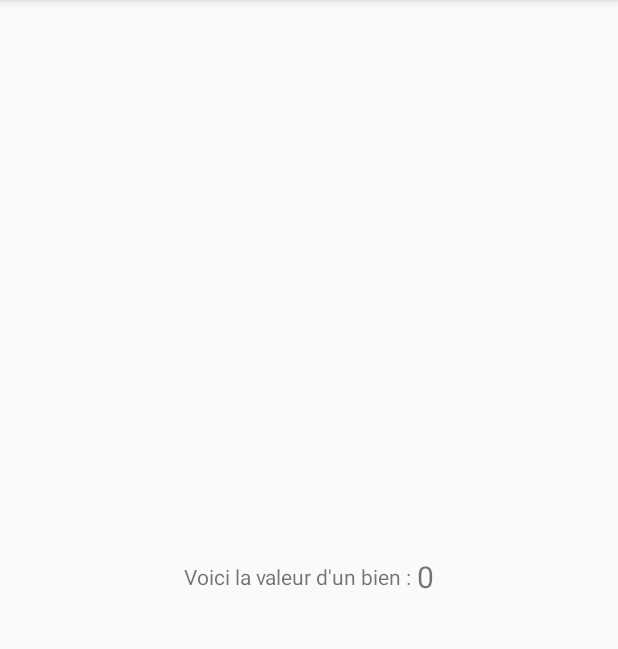
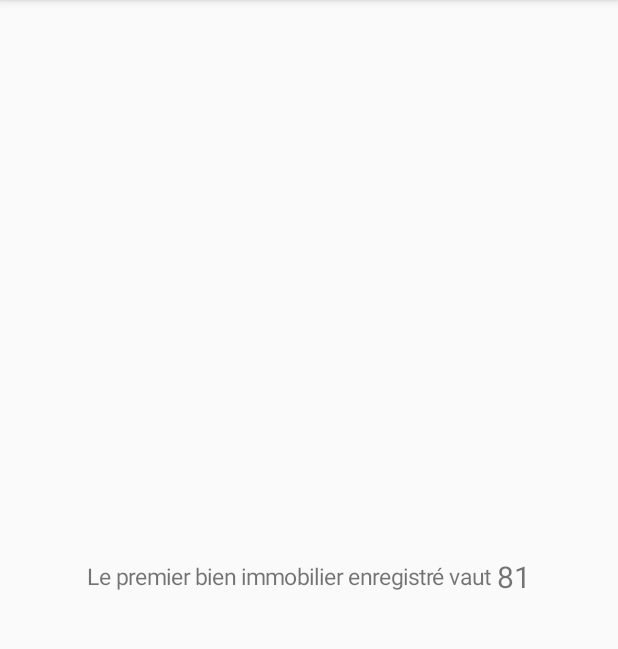
Before and after one commit to jeanpierreZ/RealEstateManager, an Android app: the screen it shows after launch (MainActivity), on a phone screen of 412 x 824 dp, the part 84-733 px from its top. Run offline under Robolectric (Android 15) with nearby library versions, the light colour scheme and no system bars.

Commit message:
Fix initial bugs.

```diff
--- a/app/src/main/java/com/openclassrooms/realestatemanager/MainActivity.java
+++ b/app/src/main/java/com/openclassrooms/realestatemanager/MainActivity.java
@@ -14,7 +14,9 @@ public class MainActivity extends AppCompatActivity {
         super.onCreate(savedInstanceState);
         setContentView(R.layout.activity_main);
 
-        this.textViewMain = findViewById(R.id.activity_second_activity_text_view_main);
+        // First error
+        // this.textViewMain = findViewById(R.id.activity_second_activity_text_view_main);
+        this.textViewMain = findViewById(R.id.activity_main_activity_text_view_main);
         this.textViewQuantity = findViewById(R.id.activity_main_activity_text_view_quantity);
 
         this.configureTextViewMain();
@@ -27,7 +29,9 @@ public class MainActivity extends AppCompatActivity {
     }
 
     private void configureTextViewQuantity(){
-        int quantity = Utils.convertDollarToEuro(100);
+        // Second error
+        // int quantity = Utils.convertDollarToEuro(100);
+        String quantity = Integer.toString(Utils.convertDollarToEuro(100));
         this.textViewQuantity.setTextSize(20);
         this.textViewQuantity.setText(quantity);
     }
```
